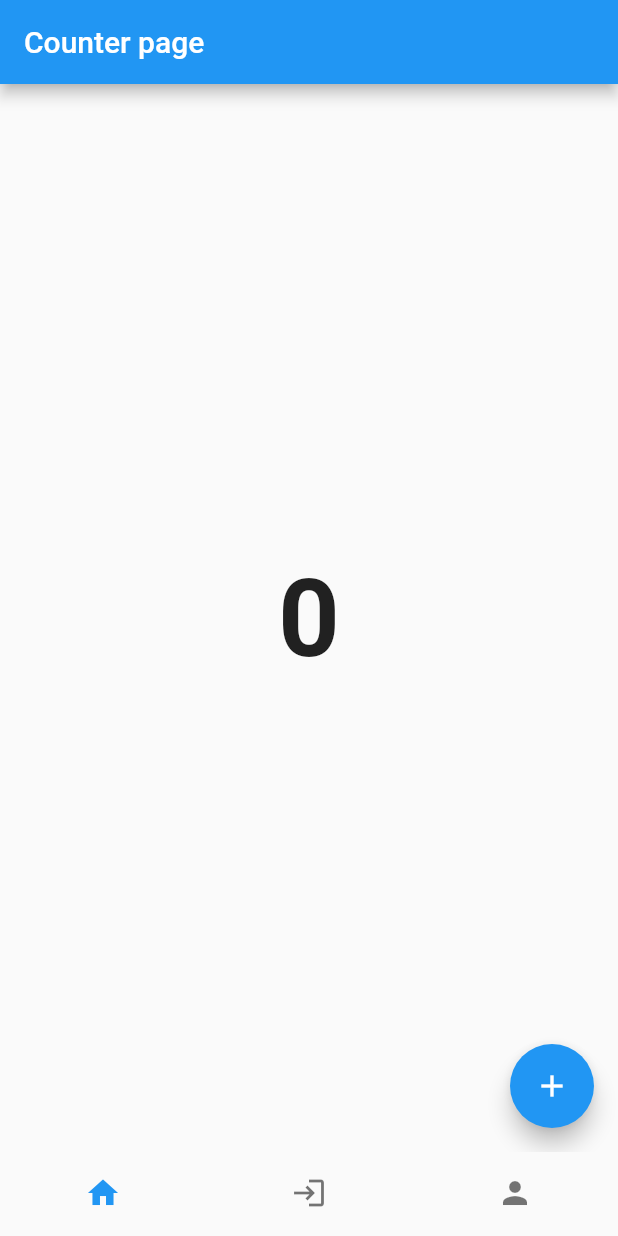
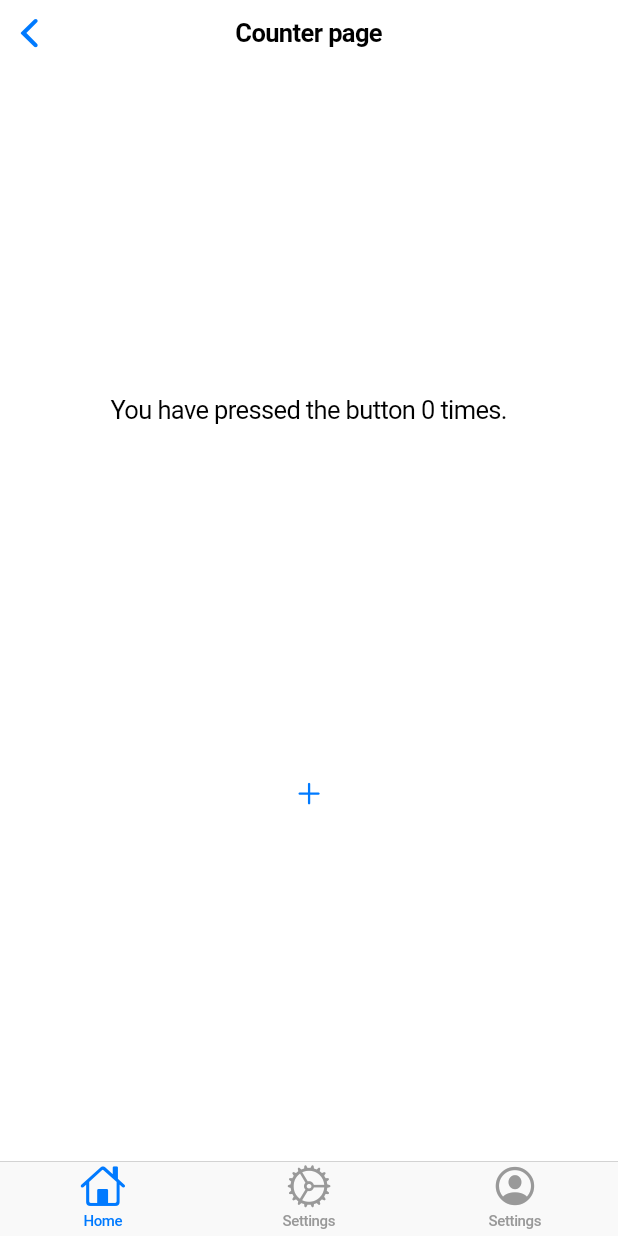
Before and after one commit to mentoster/flutter_getx_hive_template, a Flutter app: the BottomnavbarPage screen opened directly, on a phone screen of 412 x 824 dp. Run offline on Flutter 3.47's test engine with Material 2 defaults, Android fonts, the light colour scheme and no system bars; our stand-ins replace get, get_storage, hive, hive_flutter; accounts and stored records are empty.

Commit message:
add cupertino style

```diff
--- a/lib/app/ui/pages/bottomnavbar_page/bottomnavbar_page.dart
+++ b/lib/app/ui/pages/bottomnavbar_page/bottomnavbar_page.dart
@@ -8,53 +8,32 @@ import '../../../controllers/bottomnavbar_controller.dart';
 
 class BottomnavbarPage extends StatelessWidget {
   const BottomnavbarPage({Key? key}) : super(key: key);
-
+  final List<Widget> _tabs = const [HomePage(), LoginPage(), InfoPage()];
   @override
   Widget build(BuildContext context) {
     return GetBuilder<BottomnavbarController>(
       builder: (controller) {
-        return Scaffold(
-          body: SafeArea(
-            child: IndexedStack(
-              index: controller.tabIndex,
-              children: const [
-                HomePage(),
-                LoginPage(),
-                InfoPage(),
-              ],
-            ),
-          ),
-          bottomNavigationBar: BottomNavigationBar(
-            onTap: controller.changeTabIndex,
-            currentIndex: controller.tabIndex,
-            showSelectedLabels: false,
-            showUnselectedLabels: false,
-            type: BottomNavigationBarType.fixed,
-            elevation: 0,
-            items: [
-              _bottomNavigationBarItem(
-                icon: Icons.home,
-                label: 'Home',
-              ),
-              _bottomNavigationBarItem(
-                icon: Icons.login,
-                label: 'News',
-              ),
-              _bottomNavigationBarItem(
-                icon: Icons.person,
-                label: 'Account',
-              ),
-            ],
+        return CupertinoPageScaffold(
+          child: SafeArea(
+            child: CupertinoTabScaffold(
+                tabBar: CupertinoTabBar(
+                  items: const [
+                    BottomNavigationBarItem(
+                        icon: Icon(CupertinoIcons.home), label: 'Home'),
+                    BottomNavigationBarItem(
+                        icon: Icon(CupertinoIcons.settings_solid),
+                        label: 'Settings'),
+                    BottomNavigationBarItem(
+                        icon: Icon(CupertinoIcons.profile_circled),
+                        label: 'Settings')
+                  ],
+                ),
+                tabBuilder: (BuildContext context, index) {
+                  return _tabs[index];
+                }),
           ),
         );
       },
     );
   }
-
-  _bottomNavigationBarItem({required IconData icon, required String label}) {
-    return BottomNavigationBarItem(
-      icon: Icon(icon),
-      label: label,
-    );
-  }
 }
--- a/lib/app/ui/pages/home_page/home_page.dart
+++ b/lib/app/ui/pages/home_page/home_page.dart
@@ -1,3 +1,4 @@
+import 'package:flutter/cupertino.dart';
 import 'package:flutter/material.dart';
 import '../../theme/app_text_theme.dart';
 import 'package:get/get.dart';
@@ -9,23 +10,26 @@ class HomePage extends GetView<HomeController> {
 
   @override
   Widget build(BuildContext context) {
-    return Scaffold(
-        appBar: AppBar(
-            title: const Text(
-              "Counter page",
-            ),
-            automaticallyImplyLeading: false),
-        body: SafeArea(
+    return CupertinoPageScaffold(
+        navigationBar: const CupertinoNavigationBar(
+          middle: Text('Counter page'),
+        ),
+        child: SafeArea(
           child: Center(
             child: Column(
               mainAxisAlignment: MainAxisAlignment.spaceEvenly,
               children: [
-                Obx(() => Text("${controller.count.value}", style: headline1)),
+                Center(
+                  child: Obx(() => Text(
+                      'You have pressed the button ${controller.count.value} times.')),
+                ),
+                CupertinoButton(
+                  onPressed: controller.increment,
+                  child: const Icon(CupertinoIcons.add),
+                ),
               ],
             ),
           ),
-        ),
-        floatingActionButton: FloatingActionButton(
-            child: const Icon(Icons.add), onPressed: controller.increment));
+        ));
   }
 }
--- a/lib/app/ui/pages/info_page/widgets/get_new_button_widget.dart
+++ b/lib/app/ui/pages/info_page/widgets/get_new_button_widget.dart
@@ -1,3 +1,4 @@
+import 'package:flutter/cupertino.dart';
 import 'package:flutter/material.dart';
 import 'package:flutter_getx_hive_template/app/controllers/info_controller.dart';
 
@@ -14,7 +15,7 @@ class GetNewButtonWidget extends StatelessWidget {
     return Row(
       mainAxisAlignment: MainAxisAlignment.center,
       children: [
-        ElevatedButton(
+        CupertinoButton.filled(
             onPressed: () {
               controller.fetchApi();
             },
--- a/lib/app/ui/pages/info_page/widgets/loading_widget.dart
+++ b/lib/app/ui/pages/info_page/widgets/loading_widget.dart
@@ -1,3 +1,4 @@
+import 'package:flutter/cupertino.dart';
 import 'package:flutter/material.dart';
 
 class LoadingWidget extends StatelessWidget {
@@ -13,7 +14,7 @@ class LoadingWidget extends StatelessWidget {
         children: const [
           Center(
             child: SizedBox(
-              child: CircularProgressIndicator(),
+              child: CupertinoActivityIndicator(),
               width: 60,
               height: 60,
             ),
--- a/lib/app/ui/pages/root_page/root_page.dart
+++ b/lib/app/ui/pages/root_page/root_page.dart
@@ -11,7 +11,7 @@ class RootPage extends GetView<RootController> {
   final log = Logger('RootPage');
   @override
   Widget build(BuildContext context) {
-    return Scaffold(body: Obx(() {
+    return Obx(() {
       if (controller.registred.value == false &&
           controller.nullRegistred != null) {
         return const LoginPage();
@@ -20,6 +20,6 @@ class RootPage extends GetView<RootController> {
       } else {
         return Container();
       }
-    }));
+    });
   }
 }
--- a/lib/main.dart
+++ b/lib/main.dart
@@ -7,11 +7,9 @@ import 'app/ui/theme/app_theme.dart';
 void main() async {
   await initServices();
 
-  runApp(GetMaterialApp(
+  runApp(GetCupertinoApp(
     debugShowCheckedModeBanner: false,
-    theme: Themes.light,
-    darkTheme: Themes.dark,
-    themeMode: ThemeMode.system,
+    theme: Themes.theme,
     locale: Get.deviceLocale,
     defaultTransition: Transition.rightToLeft,
     getPages: AppPages.pages,
```
Also changed, not shown: lib/app/data/services/app_setting_service/app_setting_service.dart (+0 -36 lines), lib/app/ui/pages/info_page/info_page.dart (+5 -6 lines), lib/app/ui/pages/info_page/widgets/change_theme_widget.dart (+15 -42 lines), lib/app/ui/pages/info_page/widgets/user_info_card_widget.dart (+29 -13 lines), lib/app/ui/pages/login_page/login_page.dart (+8 -32 lines), lib/app/ui/theme/app_theme.dart (+2 -25 lines).
